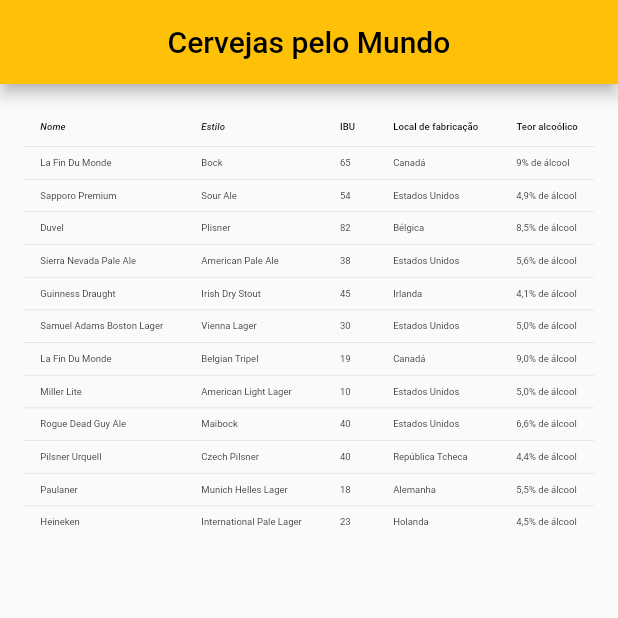
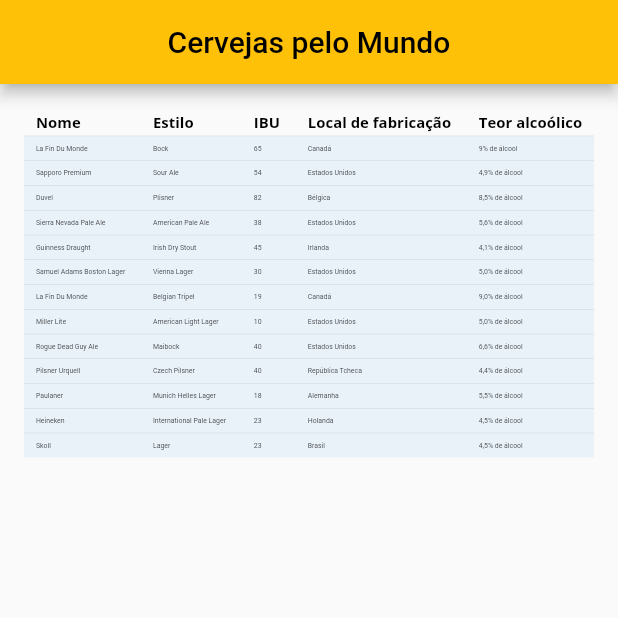
Before and after one commit to italo-mauricio/Flutter_POO1, a Flutter app: the screen it shows after launch, on a phone screen of 412 x 824 dp, the top half of it. Run offline on Flutter 3.47's test engine with Material 2 defaults, Android fonts, the phone set to English and light mode, and no system bars; our stand-ins replace google_fonts.

Commit message:
deixando a tabela melhor

```diff
--- a/atividade_receita_1__questoes_10_11/lib/atividade/cerveja.dart
+++ b/atividade_receita_1__questoes_10_11/lib/atividade/cerveja.dart
@@ -3,6 +3,20 @@
 import 'package:google_fonts/google_fonts.dart';
 
 import 'package:flutter/material.dart';
+
+TextStyle _FontHeader = GoogleFonts.openSans(
+  fontSize: 30,
+  fontWeight: FontWeight.bold,
+  fontStyle: FontStyle.normal,
+  color: Colors.black,
+);
+
+TextStyle _FontNormalText = GoogleFonts.openSans(
+  fontSize: 20,
+  fontWeight: FontWeight.normal,
+  fontStyle: FontStyle.normal,
+  color: Colors.black,
+);
 
 void projeto2() {
   runApp(MyApp());
@@ -15,7 +29,8 @@
         home: Scaffold(
           appBar: AppBar(
             title: Text('Cervejas pelo Mundo',
-                style: TextStyle(color: Colors.black)), backgroundColor: Colors.amber,
+                style: TextStyle(color: Colors.black)),
+            backgroundColor: Colors.amber,
             centerTitle: true,
           ),
           body: SingleChildScrollView(
@@ -25,112 +40,154 @@
               child: FittedBox(
                 fit: BoxFit.fitWidth,
                 child: DataTable(
-                  columns: const <DataColumn>[
+                  dataRowHeight: 50.0, //
+                  columns: <DataColumn>[
                     DataColumn(
                       label: Text(
                         'Nome',
-                        style: TextStyle(fontStyle: FontStyle.italic),
+                        style: _FontHeader,
                       ),
                     ),
                     DataColumn(
                       label: Text(
                         'Estilo',
-                        style: TextStyle(fontStyle: FontStyle.italic),
+                        style: _FontHeader,
                       ),
                     ),
                     DataColumn(
-                      label: Text('IBU'
-                          // style: TextStyle(fontStyle: FontStyle.italic),
-                          ),
+                      label: Text(
+                        'IBU',
+                        style: _FontHeader,
+                      ),
                     ),
                     DataColumn(
-                      label: Text('Local de fabricação'),
-                    ),
-                    DataColumn(label: Text('Teor alcoólico')),
+                        label: Text(
+                      'Local de fabricação',
+                      style: _FontHeader,
+                    )),
+                    DataColumn(
+                        label: Text(
+                      'Teor alcoólico',
+                      style: _FontHeader,
+                    )),
                   ],
                   rows: const [
-                    DataRow(cells: [
+
+                    DataRow(
+                      selected: true,
+                      cells: [
                       DataCell(Text('La Fin Du Monde')),
                       DataCell(Text('Bock')),
                       DataCell(Text('65')),
                       DataCell(Text('Canadá')),
                       DataCell(Text('9% de álcool')),
                     ]),
-                    DataRow(cells: [
+                    DataRow(
+                      selected: true,
+                      cells: [
                       DataCell(Text('Sapporo Premium')),
                       DataCell(Text('Sour Ale')),
                       DataCell(Text('54')),
                       DataCell(Text('Estados Unidos')),
                       DataCell(Text('4,9% de álcool')),
                     ]),
-                    DataRow(cells: [
+                    DataRow(
+                      selected: true,
+                      cells: [
                       DataCell(Text('Duvel')),
                       DataCell(Text('Plisner')),
                       DataCell(Text('82')),
                       DataCell(Text('Bélgica')),
                       DataCell(Text('8,5% de álcool')),
                     ]),
-                    DataRow(cells: [
+                    DataRow(
+                      selected: true,
+                      cells: [
                       DataCell(Text('Sierra Nevada Pale Ale')),
                       DataCell(Text('American Pale Ale')),
                       DataCell(Text('38')),
                       DataCell(Text('Estados Unidos')),
                       DataCell(Text('5,6% de álcool')),
                     ]),
-                    DataRow(cells: [
+                    DataRow(
+                      selected: true,
+                      cells: [
                       DataCell(Text('Guinness Draught')),
                       DataCell(Text('Irish Dry Stout')),
                       DataCell(Text('45')),
                       DataCell(Text('Irlanda')),
                       DataCell(Text('4,1% de álcool')),
                     ]),
-                    DataRow(cells: [
+                    DataRow(
+                      selected: true,
+                      cells: [
                       DataCell(Text('Samuel Adams Boston Lager')),
                       DataCell(Text('Vienna Lager')),
                       DataCell(Text('30')),
                       DataCell(Text('Estados Unidos')),
                       DataCell(Text('5,0% de álcool')),
                     ]),
-                    DataRow(cells: [
+                    DataRow(
+                      selected: true,
+                      cells: [
                       DataCell(Text('La Fin Du Monde')),
                       DataCell(Text('Belgian Tripel ')),
                       DataCell(Text('19')),
                       DataCell(Text('Canadá')),
                       DataCell(Text('9,0% de álcool')),
                     ]),
-                    DataRow(cells: [
+                    DataRow(
+                      selected: true,
+                      cells: [
                       DataCell(Text('Miller Lite')),
                       DataCell(Text('American Light Lager')),
                       DataCell(Text('10')),
                       DataCell(Text('Estados Unidos')),
                       DataCell(Text('5,0% de álcool')),
                     ]),
-                    DataRow(cells: [
+                    DataRow(
+                      selected: true,
+                      cells: [
                       DataCell(Text('Rogue Dead Guy Ale')),
                       DataCell(Text('Maibock')),
                       DataCell(Text('40')),
                       DataCell(Text('Estados Unidos')),
                       DataCell(Text('6,6% de álcool')),
                     ]),
-                    DataRow(cells: [
+                    DataRow(
+                      selected: true,
+                      cells: [
                       DataCell(Text('Pilsner Urquell')),
                       DataCell(Text('Czech Pilsner')),
                       DataCell(Text('40')),
                       DataCell(Text('República Tcheca')),
                       DataCell(Text('4,4% de álcool')),
                     ]),
-                    DataRow(cells: [
+                    DataRow(
+                      selected: true,
+                      cells: [
                       DataCell(Text('Paulaner')),
                       DataCell(Text('Munich Helles Lager')),
                       DataCell(Text('18')),
                       DataCell(Text('Alemanha')),
                       DataCell(Text('5,5% de álcool')),
                     ]),
-                    DataRow(cells: [
+                    DataRow(
+                      selected: true,
+                      cells: [
                       DataCell(Text('Heineken')),
                       DataCell(Text('International Pale Lager')),
                       DataCell(Text('23')),
                       DataCell(Text('Holanda')),
+                      DataCell(Text('4,5% de álcool')),
+                    ]),
+                    DataRow(
+                      selected: true,
+                      cells: [
+                      DataCell(Text('Skoll')),
+                      DataCell(Text('Lager')),
+                      DataCell(Text('23')),
+                      DataCell(Text('Brasil')),
                       DataCell(Text('4,5% de álcool')),
                     ]),
                   ],
```
